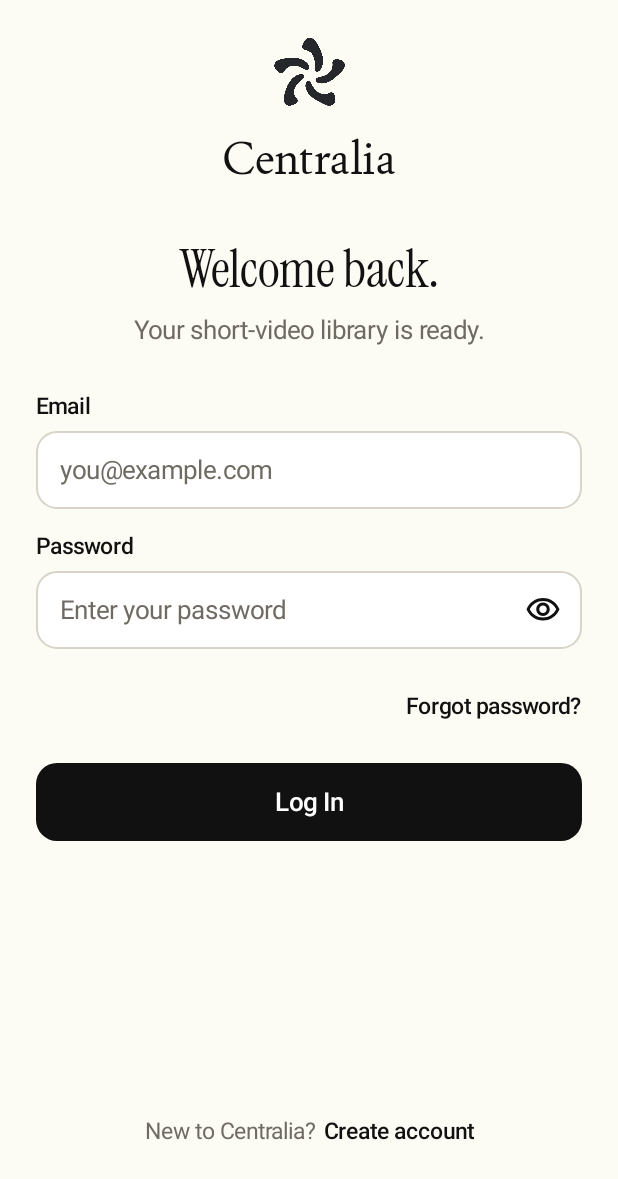
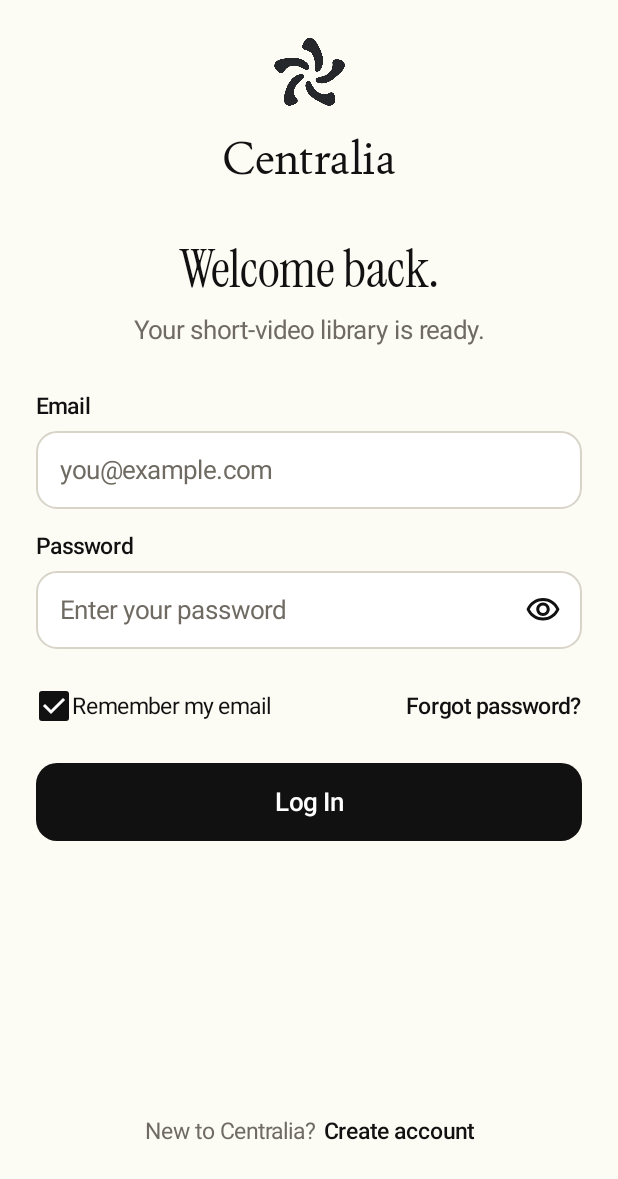
Before and after one commit to MovilesS1G17/Kotlin, an Android app built with Jetpack Compose: the screen it shows after launch (MainActivity), after a tap on "Log In", on a phone screen of 412 x 824 dp. Shown: the top 1179 px of the screen. Run offline under Robolectric (Android 15) with nearby library versions, the phone set to English and light mode, and no system bars; 1 other tap on this screen came first.

Commit message:
feat(auth): remember me on the login screen

```diff
--- a/app/src/main/java/com/centralia/app/feature/auth/AuthViewModels.kt
+++ b/app/src/main/java/com/centralia/app/feature/auth/AuthViewModels.kt
@@ -1,5 +1,7 @@
 package com.centralia.app.feature.auth
 
+import com.centralia.app.domain.auth.InMemoryRememberedEmailStore
+import com.centralia.app.domain.auth.RememberedEmailStore
 import androidx.lifecycle.ViewModel
 import androidx.lifecycle.viewModelScope
 import com.centralia.app.data.remote.ApiException
@@ -18,7 +20,8 @@ import kotlinx.coroutines.launch
 
 
 class LogInViewModel(
-    private val repository: AuthenticationRepository
+    private val repository: AuthenticationRepository,
+    private val rememberedEmail: RememberedEmailStore = InMemoryRememberedEmailStore()
 ) : ViewModel() {
 
     data class UiState(
@@ -27,13 +30,27 @@ class LogInViewModel(
         val emailError: String? = null,
         val passwordError: String? = null,
         val failureMessage: String? = null,
-        val isSubmitting: Boolean = false
+        val isSubmitting: Boolean = false,
+        /** "Remember my email": the email is kept on the phone (DataStore). */
+        val rememberEmail: Boolean = true
     ) {
         val isBusy: Boolean get() = isSubmitting
     }
 
     private val _uiState = MutableStateFlow(UiState())
     val uiState: StateFlow<UiState> = _uiState.asStateFlow()
+
+    init {
+        // Prefill the email the user asked us to remember (read off the main thread by DataStore).
+        viewModelScope.launch {
+            val saved = runCatching { rememberedEmail.email() }.getOrNull()
+            if (!saved.isNullOrBlank()) {
+                _uiState.update { if (it.email.isEmpty()) it.copy(email = saved) else it }
+            }
+        }
+    }
+
+    fun onRememberEmailChange(value: Boolean) = _uiState.update { it.copy(rememberEmail = value) }
 
     fun onEmailChange(value: String) = _uiState.update { it.copy(email = value) }
 
@@ -49,10 +66,11 @@ class LogInViewModel(
         viewModelScope.launch {
             _uiState.update { it.copy(isSubmitting = true, failureMessage = null) }
             try {
-                val user = repository.logIn(
-                    email = AuthenticationValidation.normalizedEmail(_uiState.value.email),
-                    password = _uiState.value.password
-                )
+                val email = AuthenticationValidation.normalizedEmail(_uiState.value.email)
+                val user = repository.logIn(email = email, password = _uiState.value.password)
+                runCatching {
+                    if (_uiState.value.rememberEmail) rememberedEmail.remember(email) else rememberedEmail.forget()
+                }
                 onAuthenticated(user)
             } catch (cancellation: CancellationException) {
                 throw cancellation
--- a/app/src/main/java/com/centralia/app/feature/auth/LogInScreen.kt
+++ b/app/src/main/java/com/centralia/app/feature/auth/LogInScreen.kt
@@ -1,7 +1,11 @@
 package com.centralia.app.feature.auth
 
+import androidx.compose.ui.semantics.Role
+import androidx.compose.foundation.selection.toggleable
+import androidx.compose.material3.Checkbox
+import com.centralia.app.domain.auth.InMemoryRememberedEmailStore
+import com.centralia.app.domain.auth.RememberedEmailStore
 import androidx.compose.foundation.layout.Arrangement
-import androidx.compose.foundation.layout.Box
 import androidx.compose.foundation.layout.Column
 import androidx.compose.foundation.layout.Row
 import androidx.compose.foundation.layout.fillMaxWidth
@@ -39,9 +43,12 @@ fun LogInScreen(
     completeAuthentication: (AuthenticatedUser) -> Unit,
     requireVerification: (VerificationChallenge) -> Unit,
     modifier: Modifier = Modifier,
-    visit: Int = 0
+    visit: Int = 0,
+    rememberedEmail: RememberedEmailStore = InMemoryRememberedEmailStore()
 ) {
-    val viewModel = centraliaViewModel(key = "logIn-$visit") { LogInViewModel(repository) }
+    val viewModel = centraliaViewModel(key = "logIn-$visit") {
+        LogInViewModel(repository, rememberedEmail)
+    }
     val logIn = { viewModel.logIn(completeAuthentication, requireVerification) }
     val state by viewModel.uiState.collectAsStateWithLifecycle()
     var showsPasswordReset by remember { mutableStateOf(false) }
@@ -122,10 +129,32 @@ fun LogInScreen(
                 onSubmit = logIn
             )
 
-            Box(
+            Row(
                 modifier = Modifier.fillMaxWidth(),
-                contentAlignment = Alignment.CenterEnd
+                verticalAlignment = Alignment.CenterVertically,
+                horizontalArrangement = Arrangement.SpaceBetween
             ) {
+                Row(
+                    verticalAlignment = Alignment.CenterVertically,
+                    modifier = Modifier.toggleable(
+                        value = state.rememberEmail,
+                        enabled = !state.isBusy,
+                        role = Role.Checkbox,
+                        onValueChange = viewModel::onRememberEmailChange
+                    )
+                ) {
+                    Checkbox(
+                        checked = state.rememberEmail,
+                        onCheckedChange = null,
+                        enabled = !state.isBusy
+                    )
+                    Text(
+                        text = "Remember my email",
+                        style = CentraliaType.subheadline,
+                        color = CentraliaColors.Ink
+                    )
+                }
+
                 CentraliaTextButton(
                     title = "Forgot password?",
                     style = CentraliaType.subheadline.semibold(),
```
